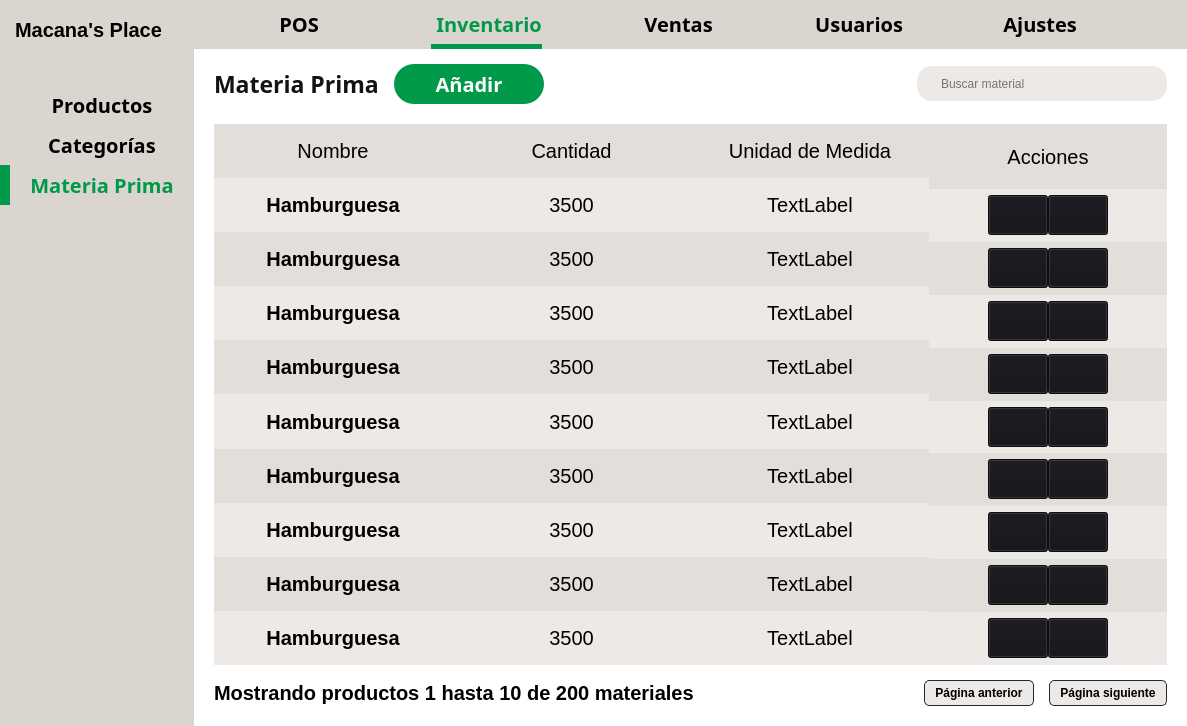
Before: the Qt Designer form POS_Application/src/ui/inventory/supplies.ui in Svndda/POS, drawn with Qt 5.
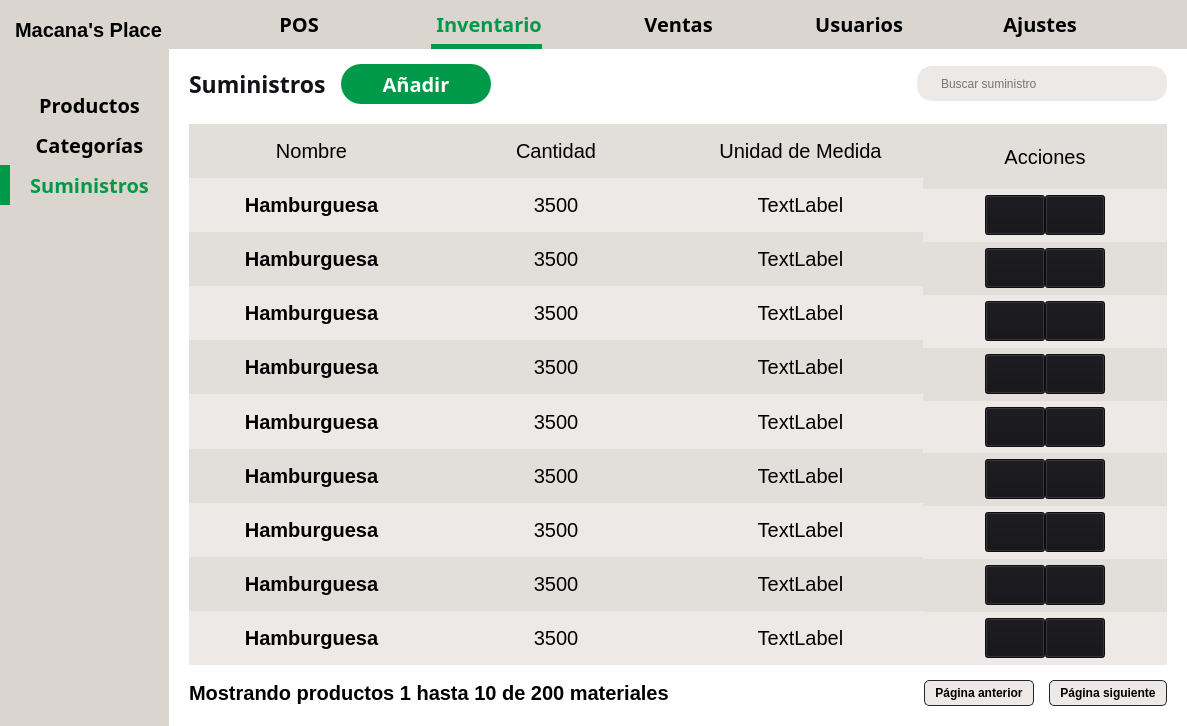
After: the same form once the commit is applied. Icons and pictures are not drawn.

Commit message: feat/refactor: Interface class for inventory pages. Supply from dialog for edit and create new supplies.

What changed in the file:
```diff
--- a/POS_Application/src/ui/inventory/supplies.ui
+++ b/POS_Application/src/ui/inventory/supplies.ui
@@ -781,12 +781,11 @@
          </property>
          <property name="styleSheet">
           <string notr="true">QPushButton {
-  background: transparent;
-  border: none;
- color: rgb(0, 0, 0);
+  background-color: transparent;      /* Color de fondo normal */
+               /* Color del texto normal */
+	color: rgb(0, 0, 0);
   text-align: center;
-  padding-left: 20px;
-  padding-right: 20px;
+ border: none
 }
 
 QPushButton:hover {
@@ -809,6 +808,7 @@
   background-color: #27ae60;     /* Fondo cuando está checkable y activado */
   color: #ecf0f1;        
 }
+
 </string>
          </property>
          <property name="text">
@@ -896,7 +896,7 @@
 </string>
          </property>
          <property name="text">
-          <string>Materia Prima</string>
+          <string>Suministros</string>
          </property>
         </widget>
        </item>
@@ -1119,7 +1119,7 @@
              <string notr="true">color: rgb(18, 18, 23);</string>
             </property>
             <property name="text">
-             <string>Materia Prima</string>
+             <string>Suministros</string>
             </property>
            </widget>
           </item>
@@ -1232,7 +1232,7 @@
              <bool>false</bool>
             </property>
             <property name="placeholderText">
-             <string>Buscar material</string>
+             <string>Buscar suministro</string>
             </property>
            </widget>
           </item>
```
Left out of the diff: 68 changed lines with no effect on the pictures. The commit also changes 22 other files.
